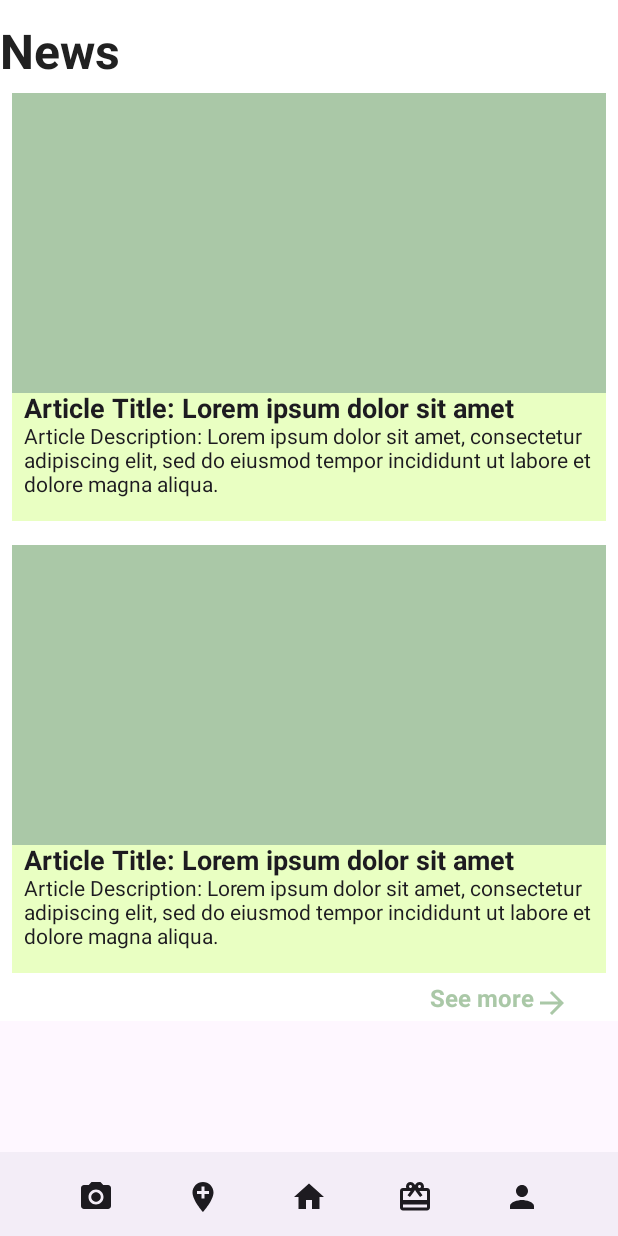
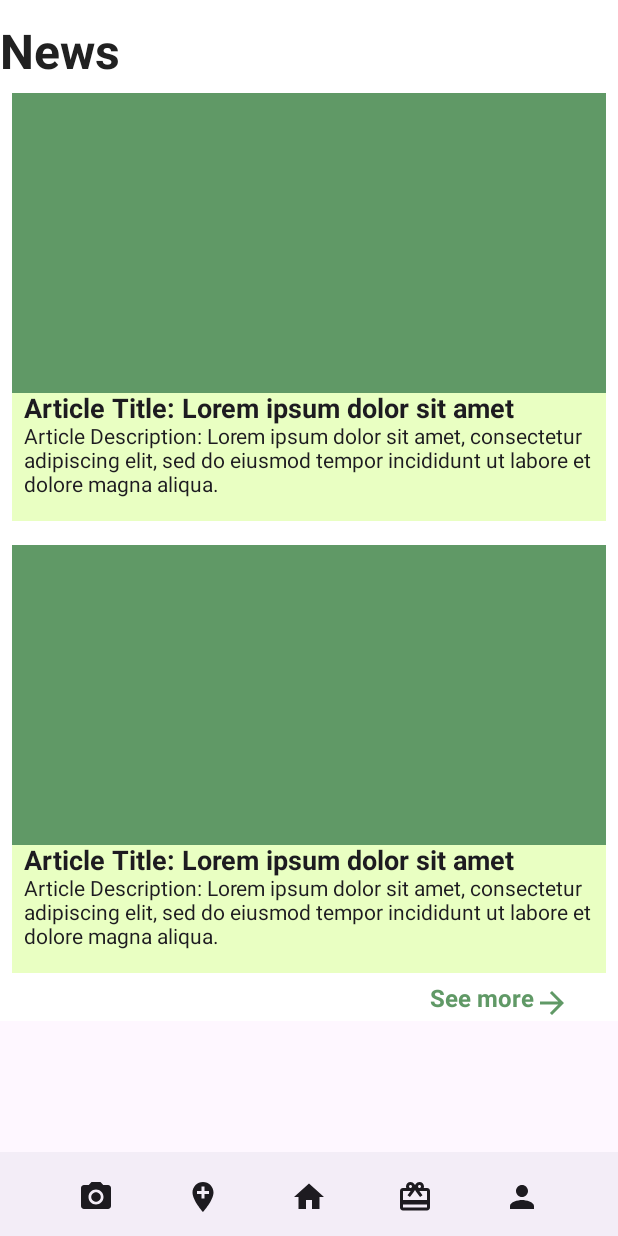
Before and after one commit to Peachy72/EcoEarn, an Android app built with Jetpack Compose: the screen it shows after launch (MainActivity), on a phone screen of 412 x 824 dp. Run offline under Robolectric (Android 15) with nearby library versions, the phone set to English and light mode, and no system bars.

Commit message:
style: primary color change

```diff
--- a/app/src/main/java/com/example/ecoearn/ui/theme/Color.kt
+++ b/app/src/main/java/com/example/ecoearn/ui/theme/Color.kt
@@ -2,7 +2,7 @@ package com.example.ecoearn.ui.theme
 
 import androidx.compose.ui.graphics.Color
 
-val Primary = Color(0xFFAAC8A7)
+val Primary = Color(0xFF609966)
 val Secondary = Color(0xFFE9FFC2)
 val AccentColor = Color(0xFFFDFFAE)
 val TextColor = Color(0xFF212121)
```
